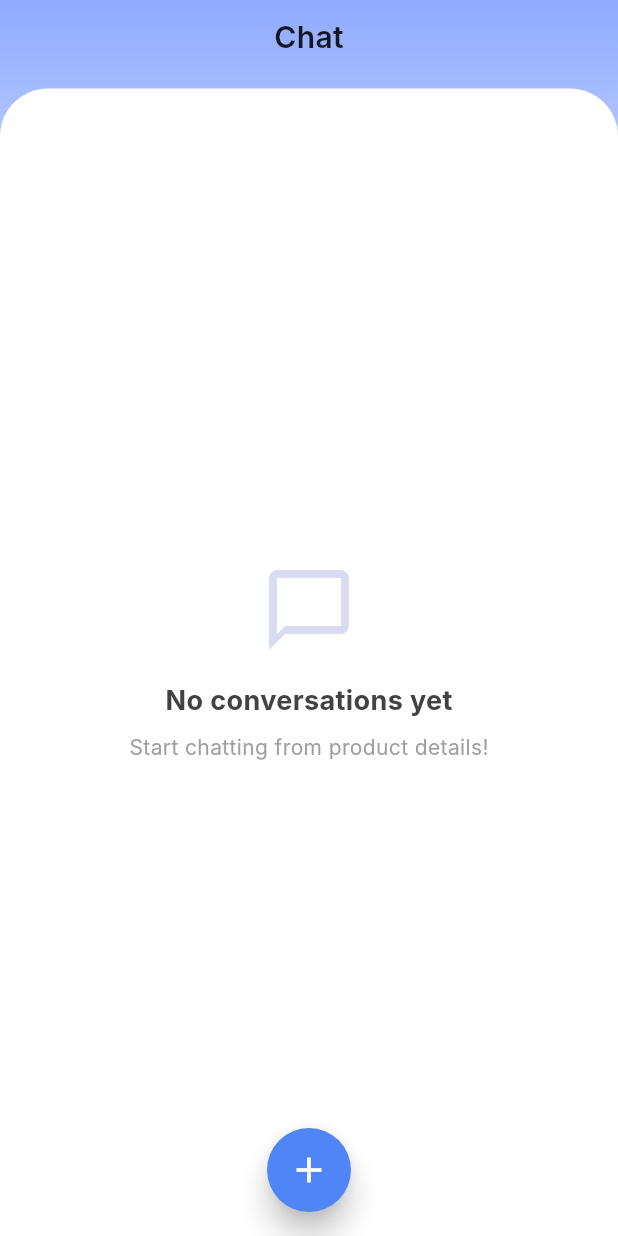
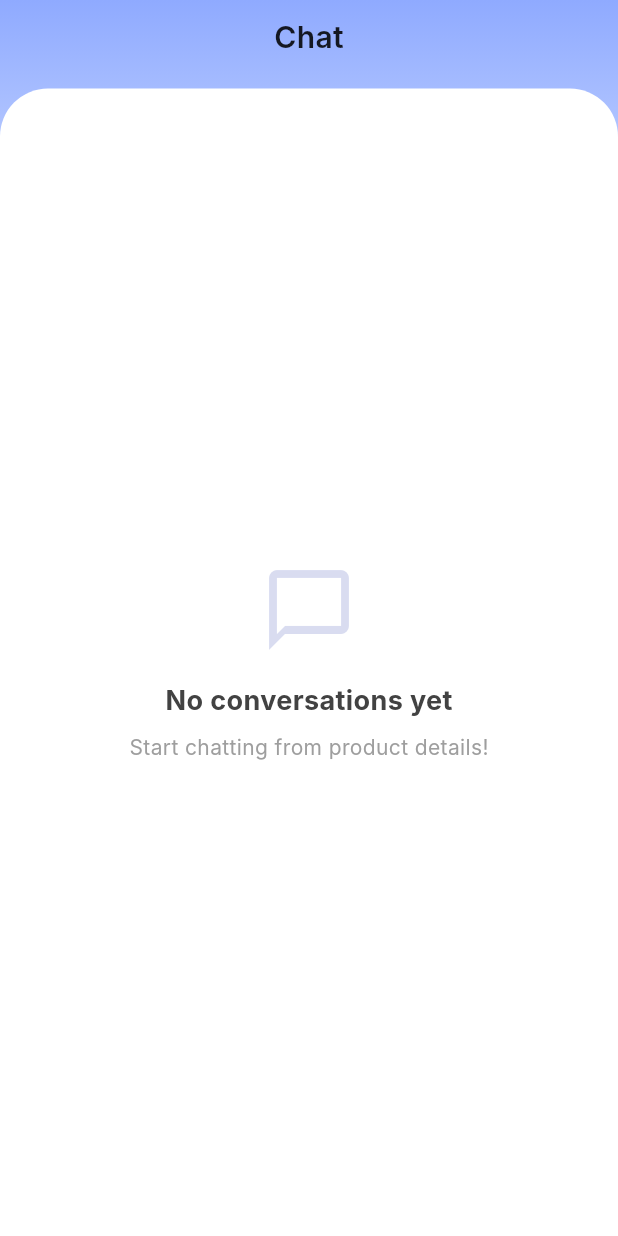
Before and after one commit to saurabhkr1825-svg/Unideal, a Flutter app: the ChatListScreen screen opened directly, on a phone screen of 412 x 824 dp. Run offline on Flutter 3.47's test engine with Material 3 defaults, Android fonts, the phone set to English and light mode, and no system bars; our stand-ins replace flutter_animate, image_picker, qr_flutter, supabase, supabase_flutter; accounts and stored records are empty; Roboto replaces fonts that are missing (Inter).

Commit message:
UI: remove floatingActionButton from ChatListScreen

```diff
--- a/mobile_app/lib/screens/chat_list_screen.dart
+++ b/mobile_app/lib/screens/chat_list_screen.dart
@@ -124,17 +124,6 @@ class _ChatListScreenState extends State<ChatListScreen> {
           ),
         ],
       ),
-      floatingActionButton: FloatingActionButton(
-        onPressed: () async {
-          await Navigator.push(context, MaterialPageRoute(builder: (_) => SearchUserScreen()));
-          _loadChatRooms();
-        },
-        backgroundColor: const Color(0xFF4F85F6),
-        elevation: 8,
-        shape: const CircleBorder(),
-        child: const Icon(Icons.add, color: Colors.white, size: 28),
-      ),
-      floatingActionButtonLocation: FloatingActionButtonLocation.centerFloat,
     );
   }
 
```
Also changed, not shown: 3 other files.
